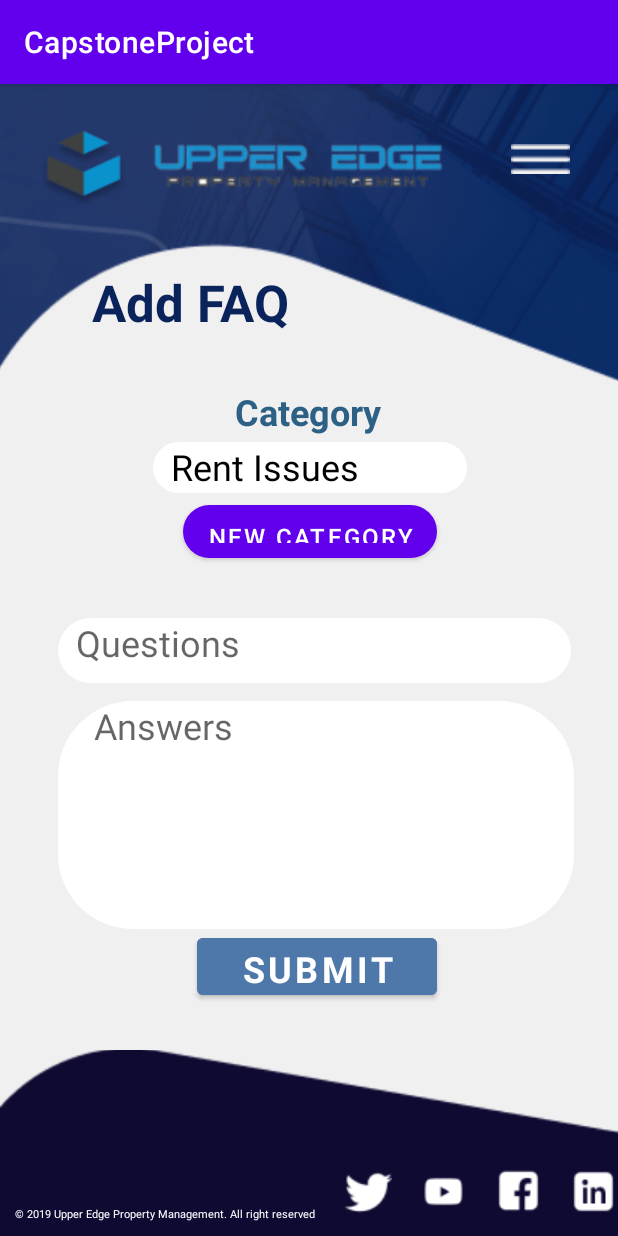
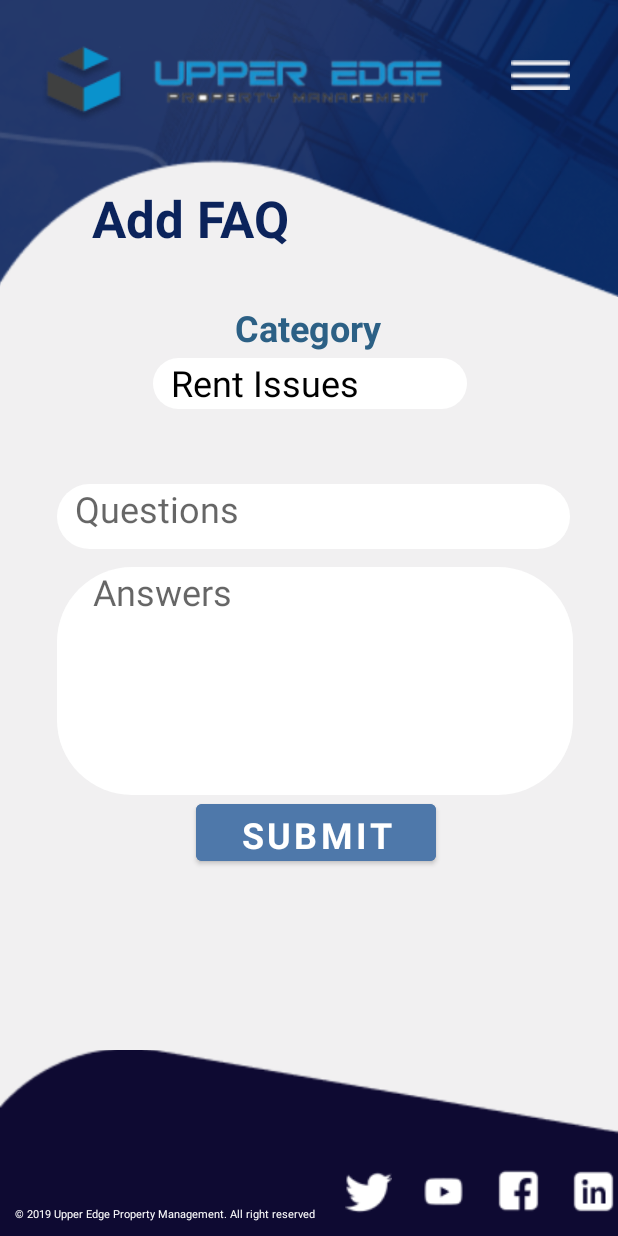
Before and after one commit to jiyeong97/CapstoneProject, an Android app: the AddFAQ screen opened directly, with no data from a screen before it, on a phone screen of 412 x 824 dp. Run offline under Robolectric (Android 15) with nearby library versions, the phone set to English and light mode, and no system bars.

Commit message:
Error Fix2 -Jiyeong

```diff
--- a/app/src/main/res/layout/activity_add_faq2.xml
+++ b/app/src/main/res/layout/activity_add_faq2.xml
@@ -110,35 +110,21 @@
         app:layout_constraintStart_toStartOf="@+id/textView5"
         app:layout_constraintTop_toBottomOf="@+id/textView5" />
 
-    <Button
-        android:id="@+id/button"
-        android:layout_width="169dp"
-        android:layout_height="35dp"
-        android:layout_marginTop="8dp"
-        android:background="@drawable/rec_shaperentpage"
-        android:backgroundTint="#4E79AC"
-        android:text="New Category"
-        android:textColor="@color/white"
-        android:textSize="16sp"
-        app:layout_constraintEnd_toEndOf="@+id/textView6"
-        app:layout_constraintStart_toStartOf="@+id/textView6"
-        app:layout_constraintTop_toBottomOf="@+id/textView6" />
-
 
     <TextView
         android:id="@+id/textView7"
         android:layout_width="342dp"
         android:layout_height="43dp"
-        android:layout_marginTop="40dp"
+        android:layout_marginTop="50dp"
         android:background="@drawable/rec_shaperentpage"
         android:fontFamily="sans-serif"
         android:hint="  Questions"
         android:textSize="24sp"
         app:layout_constraintBottom_toBottomOf="parent"
-        app:layout_constraintEnd_toEndOf="@+id/button"
+        app:layout_constraintEnd_toEndOf="@+id/textView6"
         app:layout_constraintHorizontal_bias="0.485"
-        app:layout_constraintStart_toStartOf="@+id/button"
-        app:layout_constraintTop_toBottomOf="@+id/button"
+        app:layout_constraintStart_toStartOf="@+id/textView6"
+        app:layout_constraintTop_toBottomOf="@+id/textView6"
         app:layout_constraintVertical_bias="0.0" />
 
     <TextView
```
Also changed, not shown: app/src/main/AndroidManifest.xml (+6 -3 lines).
